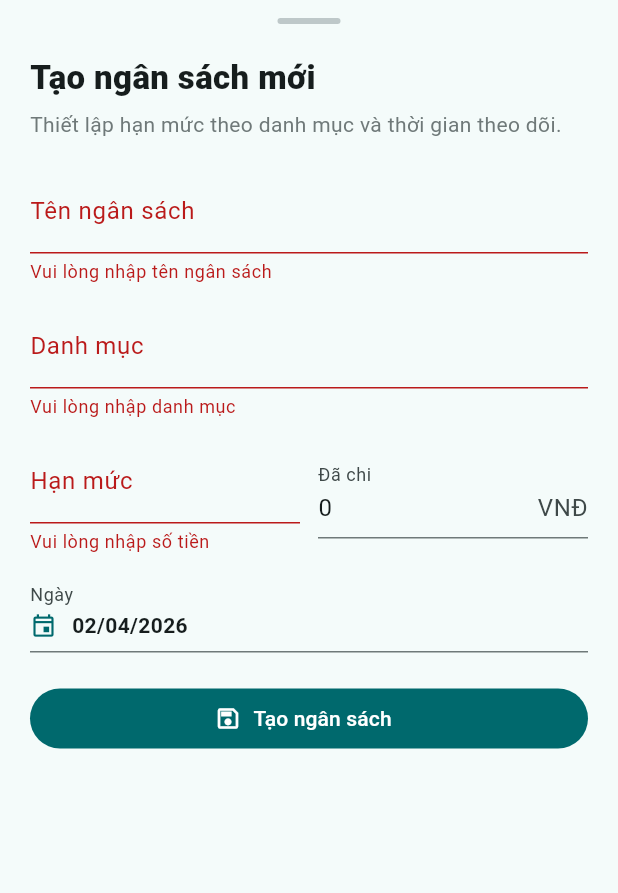
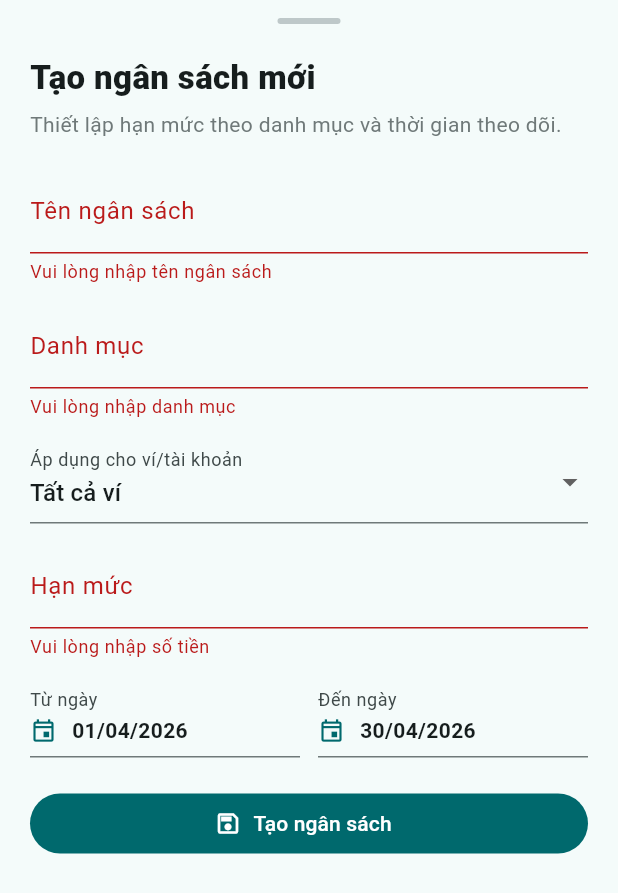
Before and after one commit to Haidp2005/G13Money, a Flutter app: the BudgetForm widget shown alone on an empty page, opened directly, after a tap on "Tạo ngân sách", on a phone screen of 412 x 824 dp. Shown: the top 893 px of the screen. Run offline on Flutter 3.47's test engine with Material 3 defaults, Android fonts, the phone set to English and light mode, and no system bars; our stand-ins replace fl_chart; accounts and stored records are empty.

Commit message:
cap nhat chuc nang them

```diff
--- a/lib/features/budgets/models/budget.dart
+++ b/lib/features/budgets/models/budget.dart
@@ -4,9 +4,11 @@ class Budget {
   final String id;
   final String title;
   final String category;
+  final String walletName;
   final double limit;
   final double spent;
-  final DateTime date;
+  final DateTime startDate;
+  final DateTime endDate;
   final Color color;
   final IconData icon;
 
@@ -14,9 +16,11 @@ class Budget {
     required this.id,
     required this.title,
     required this.category,
+    required this.walletName,
     required this.limit,
     required this.spent,
-    required this.date,
+    required this.startDate,
+    required this.endDate,
     required this.color,
     required this.icon,
   });
@@ -36,9 +40,11 @@ class Budget {
     String? id,
     String? title,
     String? category,
+    String? walletName,
     double? limit,
     double? spent,
-    DateTime? date,
+    DateTime? startDate,
+    DateTime? endDate,
     Color? color,
     IconData? icon,
   }) {
@@ -46,9 +52,11 @@ class Budget {
       id: id ?? this.id,
       title: title ?? this.title,
       category: category ?? this.category,
+      walletName: walletName ?? this.walletName,
       limit: limit ?? this.limit,
       spent: spent ?? this.spent,
-      date: date ?? this.date,
+      startDate: startDate ?? this.startDate,
+      endDate: endDate ?? this.endDate,
       color: color ?? this.color,
       icon: icon ?? this.icon,
     );
--- a/lib/features/budgets/ui/budget_form.dart
+++ b/lib/features/budgets/ui/budget_form.dart
@@ -17,9 +17,19 @@ class _BudgetFormState extends State<BudgetForm> {
   late final TextEditingController _titleController;
   late final TextEditingController _categoryController;
   late final TextEditingController _limitController;
-  late final TextEditingController _spentController;
 
-  late DateTime _date;
+  String _selectedWallet = 'Tất cả ví';
+  final List<String> _wallets = [
+    'Tất cả ví',
+    'Tiền mặt',
+    'Vietcombank',
+    'Techcombank',
+    'Momo',
+    'ZaloPay',
+  ];
+
+  late DateTime _startDate;
+  late DateTime _endDate;
 
   @override
   void initState() {
@@ -30,10 +40,15 @@ class _BudgetFormState extends State<BudgetForm> {
     _limitController = TextEditingController(
       text: budget == null ? '' : budget.limit.toStringAsFixed(0),
     );
-    _spentController = TextEditingController(
-      text: budget == null ? '0' : budget.spent.toStringAsFixed(0),
-    );
-    _date = budget?.date ?? DateTime.now();
+
+    if (budget != null && !_wallets.contains(budget.walletName)) {
+      _wallets.add(budget.walletName);
+    }
+    _selectedWallet = budget?.walletName ?? _wallets.first;
+
+    final now = DateTime.now();
+    _startDate = budget?.startDate ?? DateTime(now.year, now.month, 1);
+    _endDate = budget?.endDate ?? DateTime(now.year, now.month + 1, 0);
   }
 
   @override
@@ -41,7 +56,6 @@ class _BudgetFormState extends State<BudgetForm> {
     _titleController.dispose();
     _categoryController.dispose();
     _limitController.dispose();
-    _spentController.dispose();
     super.dispose();
   }
 
@@ -119,10 +133,24 @@ class _BudgetFormState extends State<BudgetForm> {
                   },
                 ),
                 const SizedBox(height: 14),
-                Row(
-                  children: [
-                    Expanded(
-                      child: TextFormField(
+                DropdownButtonFormField<String>(
+                  value: _selectedWallet,
+                  decoration: const InputDecoration(
+                    labelText: 'Áp dụng cho ví/tài khoản',
+                  ),
+                  items: _wallets.map((wallet) {
+                    return DropdownMenuItem(value: wallet, child: Text(wallet));
+                  }).toList(),
+                  onChanged: (value) {
+                    if (value != null) {
+                      setState(() {
+                        _selectedWallet = value;
+                      });
+                    }
+                  },
+                ),
+                const SizedBox(height: 14),
+                TextFormField(
                   controller: _limitController,
                   keyboardType: TextInputType.number,
                   textInputAction: TextInputAction.next,
@@ -132,29 +160,22 @@ class _BudgetFormState extends State<BudgetForm> {
                   ),
                   validator: _validateMoney,
                 ),
-                    ),
-                    const SizedBox(width: 12),
-                    Expanded(
-                      child: TextFormField(
-                        controller: _spentController,
-                        keyboardType: TextInputType.number,
-                        decoration: const InputDecoration(
-                          labelText: 'Đã chi',
-                          suffixText: 'VNĐ',
-                        ),
-                        validator: _validateMoney,
-                      ),
-                    ),
-                  ],
-                ),
                 const SizedBox(height: 14),
                 Row(
                   children: [
                     Expanded(
                       child: _DateField(
-                        label: 'Ngày',
-                        value: _formatDate(_date),
-                        onTap: () => _pickDate(),
+                        label: 'Từ ngày',
+                        value: _formatDate(_startDate),
+                        onTap: () => _pickStartDate(),
+                      ),
+                    ),
+                    const SizedBox(width: 12),
+                    Expanded(
+                      child: _DateField(
+                        label: 'Đến ngày',
+                        value: _formatDate(_endDate),
+                        onTap: () => _pickEndDate(),
                       ),
                     ),
                   ],
@@ -189,17 +210,34 @@ class _BudgetFormState extends State<BudgetForm> {
     return null;
   }
 
-  Future<void> _pickDate() async {
+  Future<void> _pickStartDate() async {
     final picked = await showDatePicker(
       context: context,
-      initialDate: _date,
+      initialDate: _startDate,
       firstDate: DateTime(2020),
       lastDate: DateTime(2100),
     );
     if (picked == null) return;
 
     setState(() {
-      _date = picked;
+      _startDate = picked;
+      if (_endDate.isBefore(_startDate)) {
+        _endDate = _startDate;
+      }
+    });
+  }
+
+  Future<void> _pickEndDate() async {
+    final picked = await showDatePicker(
+      context: context,
+      initialDate: _endDate.isBefore(_startDate) ? _startDate : _endDate,
+      firstDate: _startDate,
+      lastDate: DateTime(2100),
+    );
+    if (picked == null) return;
+
+    setState(() {
+      _endDate = picked;
     });
   }
 
@@ -213,11 +251,12 @@ class _BudgetFormState extends State<BudgetForm> {
           DateTime.now().millisecondsSinceEpoch.toString(),
       title: _titleController.text.trim(),
       category: _categoryController.text.trim(),
+      walletName: _selectedWallet,
       limit: double.parse(_limitController.text.replaceAll(',', '').trim()),
       spent: double.parse(_spentController.text.replaceAll(',', '').trim()),
       date: _date,
-      color: CategoryHelper.colorFor(_categoryController.text.trim()),
-      icon: CategoryHelper.iconFor(_categoryController.text.trim()),
+      color: _budgetColorForCategory(_categoryController.text.trim()),
+      icon: _budgetIconForCategory(_categoryController.text.trim()),
     );
 
     Navigator.pop(context, budget);
```
Also changed, not shown: lib/features/budgets/ui/budgets_page.dart (+10 -7 lines). Lines whose indentation alone changed are shown as unchanged.
